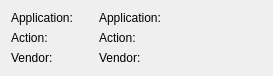
KDE/polkit-kde-agent-1, file authdetails.ui: the form before one commit.
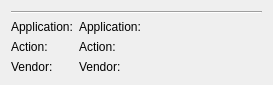
The form after the commit. Custom widgets are drawn as their Qt base class.

Commit message: Some TODOs finisheds, and initial work on authdialog ComboBox

Diff of the .ui file:
```diff
--- a/authdetails.ui
+++ b/authdetails.ui
@@ -6,7 +6,7 @@
     <x>0</x>
     <y>0</y>
     <width>273</width>
-    <height>64</height>
+    <height>80</height>
    </rect>
   </property>
   <property name="sizePolicy" >
@@ -16,45 +16,58 @@
    </sizepolicy>
   </property>
   <layout class="QGridLayout" name="gridLayout" >
-   <item row="0" column="0" >
-    <widget class="QLabel" name="label" >
-     <property name="text" >
-      <string>Application:</string>
-     </property>
-    </widget>
-   </item>
-   <item row="0" column="2" colspan="2" >
-    <widget class="QLabel" name="app_label" >
-     <property name="text" >
-      <string>Application:</string>
-     </property>
-    </widget>
-   </item>
    <item row="1" column="0" >
-    <widget class="QLabel" name="label_3" >
+    <widget class="QLabel" name="label" >
      <property name="text" >
-      <string>Action:</string>
+      <string>Application:</string>
      </property>
     </widget>
    </item>
    <item row="2" column="0" >
-    <widget class="QLabel" name="label_5" >
+    <widget class="QLabel" name="label_3" >
      <property name="text" >
+      <string>Action:</string>
+     </property>
+    </widget>
+   </item>
+   <item row="3" column="0" >
+    <widget class="QLabel" name="vendorL" >
+     <property name="text" >
       <string>Vendor:</string>
      </property>
     </widget>
    </item>
-   <item row="2" column="2" colspan="2" >
-    <widget class="KUrlLabel" name="vendor_label" >
+   <item row="3" column="1" colspan="3" >
+    <widget class="KUrlLabel" name="vendorUL" >
      <property name="text" >
       <string>Vendor:</string>
      </property>
     </widget>
    </item>
-   <item row="1" column="2" colspan="2" >
+   <item row="2" column="1" colspan="3" >
     <widget class="KUrlLabel" name="action_label" >
      <property name="text" >
       <string>Action:</string>
+     </property>
+     <property name="tipText" >
+      <string/>
+     </property>
+     <property name="useTips" >
+      <bool>true</bool>
+     </property>
+    </widget>
+   </item>
+   <item row="0" column="0" colspan="4" >
+    <widget class="Line" name="line" >
+     <property name="orientation" >
+      <enum>Qt::Horizontal</enum>
+     </property>
+    </widget>
+   </item>
+   <item row="1" column="1" colspan="3" >
+    <widget class="QLabel" name="app_label" >
+     <property name="text" >
+      <string>Application:</string>
      </property>
     </widget>
    </item>
```
Left out of the diff: 6 changed lines with no effect on the pictures. The commit also changes 4 other files.
